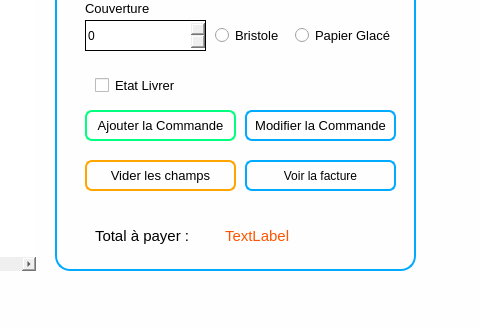
This is views/main_window.ui in ninohantonio/Store-Management as Qt 5 draws it before an edit; both pictures show x 791 to 1271 and y 372 to 701 of the 1367 by 701 pixel window. The edited form follows.
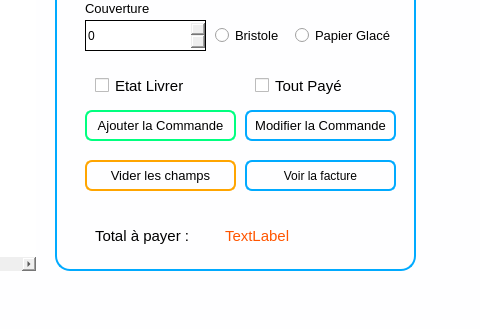
This is the edited form. The open tabs and pages were chosen to show the change. Icons and pictures are not drawn. Custom widgets are drawn as their Qt base class.

Commit message: update reliure facture ui

Diff of the .ui file:
```diff
--- a/views/main_window.ui
+++ b/views/main_window.ui
@@ -1770,7 +1770,7 @@
             </property>
             <property name="font">
              <font>
-              <pointsize>10</pointsize>
+              <pointsize>11</pointsize>
              </font>
             </property>
             <property name="text">
@@ -1915,7 +1915,7 @@
              <rect>
               <x>170</x>
               <y>390</y>
-              <width>121</width>
+              <width>151</width>
               <height>31</height>
              </rect>
             </property>
@@ -2032,6 +2032,24 @@
              <string>Papier Glacé</string>
             </property>
            </widget>
+           <widget class="QCheckBox" name="payement_reliure">
+            <property name="geometry">
+             <rect>
+              <x>200</x>
+              <y>240</y>
+              <width>131</width>
+              <height>31</height>
+             </rect>
+            </property>
+            <property name="font">
+             <font>
+              <pointsize>11</pointsize>
+             </font>
+            </property>
+            <property name="text">
+             <string>Tout Payé</string>
+            </property>
+           </widget>
           </widget>
           <widget class="QLabel" name="label_13">
            <property name="geometry">
```
The commit also changes 16 other files.
